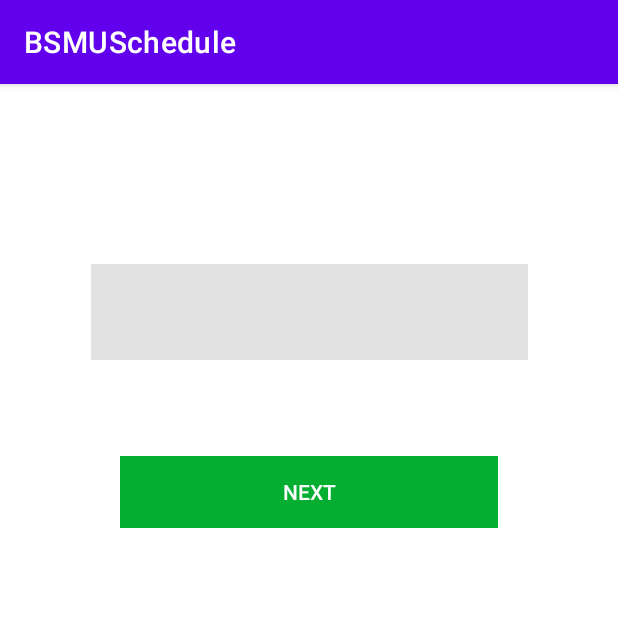
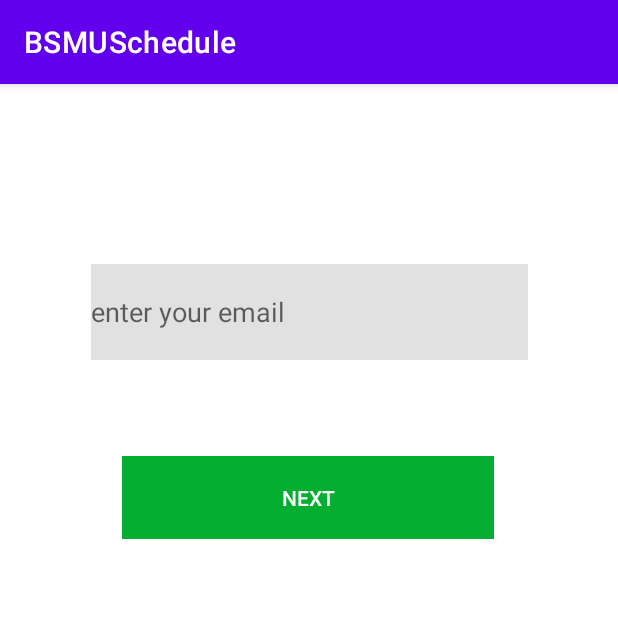
Before and after one commit to Neestackich/bsmu_android, an Android app: the screen it shows after launch (EnterLoginActivity before the commit, EnterEmailActivity after it), on a phone screen of 412 x 824 dp, the top half of it. Run offline under Robolectric (Android 15) with nearby library versions, the phone set to English and light mode, and no system bars; our stand-ins replace Dagger/Hilt's generated code.

Commit message:
Add localizable strings

```diff
--- a/BSMU/app/src/main/AndroidManifest.xml
+++ b/BSMU/app/src/main/AndroidManifest.xml
@@ -15,7 +15,7 @@
             android:name=".ui.enterPassword.view.EnterPasswordActivity"
             android:exported="false" />
         <activity
-            android:name=".ui.enterLogin.view.EnterLoginActivity"
+            android:name=".ui.enterEmail.view.EnterEmailActivity"
             android:exported="true">
             <intent-filter>
                 <action android:name="android.intent.action.MAIN" />
--- a/BSMU/app/src/main/java/com/example/bsmuschedule/ui/enterLogin/view/EnterLoginActivity.kt
+++ b/BSMU/app/src/main/java/com/example/bsmuschedule/ui/enterEmail/view/EnterEmailActivity.kt
@@ -1,4 +1,4 @@
-package com.example.bsmuschedule.ui.enterLogin.view
+package com.example.bsmuschedule.ui.enterEmail.view
 
 import android.content.Context
 import android.content.Intent
@@ -8,18 +8,18 @@ import android.view.inputmethod.InputMethodManager
 import androidx.core.widget.doAfterTextChanged
 
 import com.example.bsmuschedule.base.BaseActivity
-import com.example.bsmuschedule.databinding.EnterLoginBinding
-import com.example.bsmuschedule.ui.enterLogin.viewModel.EnterLoginViewModel
+import com.example.bsmuschedule.databinding.EnterEmailBinding
+import com.example.bsmuschedule.ui.enterEmail.viewModel.EnterLoginViewModel
 import com.example.bsmuschedule.ui.enterPassword.view.EnterPasswordActivity
 import com.example.bsmuschedule.utils.networking.requestData.LoginRequest
 import com.example.bsmuschedule.utils.observer.SingleEvent
 import com.example.bsmuschedule.utils.observer.observe
 import com.example.bsmuschedule.utils.observer.observeEvent
 
-class EnterLoginActivity : BaseActivity() {
+class EnterEmailActivity : BaseActivity() {
 
     private val viewModel: EnterLoginViewModel by viewModels()
-    private lateinit var binding: EnterLoginBinding
+    private lateinit var binding: EnterEmailBinding
 
     private class Constants {
         companion object {
@@ -34,7 +34,7 @@ class EnterLoginActivity : BaseActivity() {
     }
 
     override fun initViewBinding() {
-        binding = EnterLoginBinding.inflate(layoutInflater)
+        binding = EnterEmailBinding.inflate(layoutInflater)
         val view = binding.root
         setContentView(view)
     }
--- a/BSMU/app/src/main/java/com/example/bsmuschedule/ui/enterLogin/viewModel/EnterLoginViewModel.kt
+++ b/BSMU/app/src/main/java/com/example/bsmuschedule/ui/enterEmail/viewModel/EnterLoginViewModel.kt
@@ -1,4 +1,4 @@
-package com.example.bsmuschedule.ui.enterLogin.viewModel
+package com.example.bsmuschedule.ui.enterEmail.viewModel
 
 import android.text.Editable
 import androidx.lifecycle.LiveData
--- a/BSMU/app/src/main/res/layout/enter_login.xml
+++ b/BSMU/app/src/main/res/layout/enter_email.xml
@@ -4,7 +4,7 @@
     xmlns:tools="http://schemas.android.com/tools"
     android:layout_width="match_parent"
     android:layout_height="match_parent"
-    tools:context=".ui.enterLogin.view.EnterLoginActivity">
+    tools:context=".ui.enterEmail.view.EnterEmailActivity">
 
     <EditText
         android:id="@+id/emailTextField"
@@ -13,8 +13,10 @@
         android:layout_marginStart="60dp"
         android:layout_marginTop="120dp"
         android:layout_marginEnd="60dp"
+        android:height="48dp"
         android:background="#E1E1E1"
         android:ems="10"
+        android:hint="@string/enter_email_et_hint"
         android:inputType="textEmailAddress"
         app:layout_constraintEnd_toEndOf="parent"
         app:layout_constraintStart_toStartOf="parent"
@@ -23,18 +25,19 @@
 
     <androidx.appcompat.widget.AppCompatButton
         android:id="@+id/nextButton"
-        android:layout_width="252dp"
-        android:layout_height="48dp"
+        android:layout_width="248dp"
+        android:layout_height="55dp"
         android:layout_marginStart="80dp"
         android:layout_marginTop="64dp"
         android:layout_marginEnd="80dp"
+        android:height="40dp"
         android:background="#04AE30"
         android:backgroundTint="#04AE30"
-        android:text="Next"
+        android:text="@string/enter_email_next_btn_text"
         android:textColor="#FFFFFF"
         app:iconTint="#FFFFFF"
         app:layout_constraintEnd_toEndOf="parent"
-        app:layout_constraintHorizontal_bias="1.0"
+        app:layout_constraintHorizontal_bias="0.333"
         app:layout_constraintStart_toStartOf="parent"
         app:layout_constraintTop_toBottomOf="@+id/emailTextField"
         tools:ignore="TextContrastCheck" />
--- a/BSMU/app/src/main/res/values/strings.xml
+++ b/BSMU/app/src/main/res/values/strings.xml
@@ -1,3 +1,10 @@
 <resources>
     <string name="app_name">BSMUSchedule</string>
+
+    <string name="enter_email_et_hint">enter your email</string>
+    <string name="enter_email_next_btn_text">Next</string>
+
+    <string name="enter_password_et_hint">enter your password</string>
+    <string name="enter_password_login_btn_text">Login</string>
+
 </resources>
```
Also changed, not shown: BSMU/app/src/main/res/layout/enter_password.xml (+10 -7 lines).
